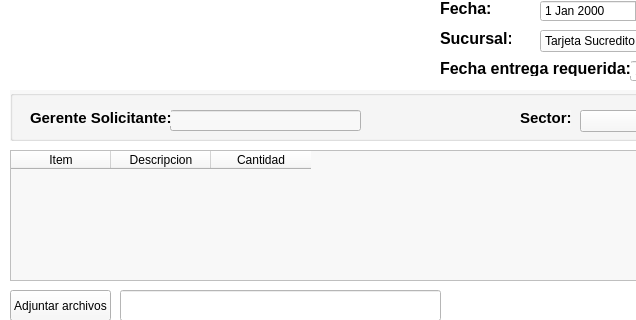
Old version of the form crear_np.ui in the repository AyeQuinteros15/DemoPracticas; both pictures show x 0 to 636 and y 99 to 419 of the 803 by 730 pixel window.
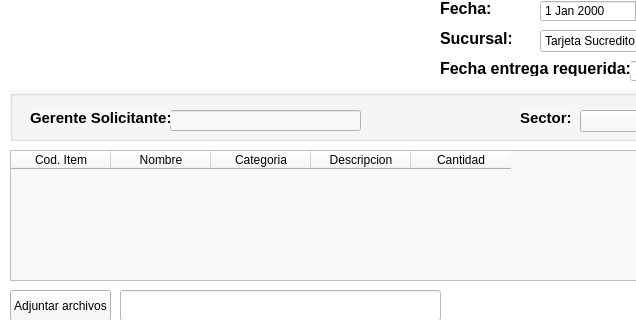
New version of the form. Icons and pictures are not drawn.

```diff
--- a/crear_np.ui
+++ b/crear_np.ui
@@ -298,7 +298,17 @@
     </property>
     <column>
      <property name="text">
-      <string>Item</string>
+      <string>Cod. Item</string>
+     </property>
+    </column>
+    <column>
+     <property name="text">
+      <string>Nombre</string>
+     </property>
+    </column>
+    <column>
+     <property name="text">
+      <string>Categoria</string>
      </property>
     </column>
     <column>
```
